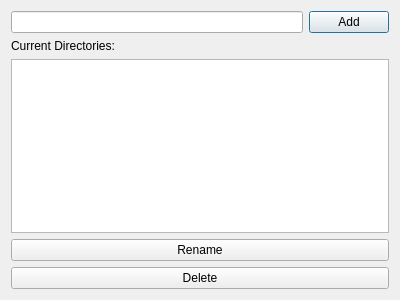
First picture: the form in dictionaries.ui, repository Luis-Licea/NoteSpisok, before the edit.
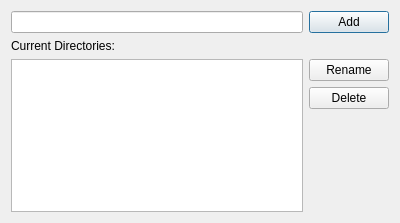
Second picture: the form after the edit.

Commit message:
Add functionality to add dictionaries
The Dictionaries dialog window now has a button that allows the program
to add dictionaries. Before this, it was necessary to go to the
resources folder and to add dictionaries manually as dictionaries are
simply folders.

*Add button for adding dictionaries
*Update view to include new dictionaries

```diff
--- a/dictionaries.ui
+++ b/dictionaries.ui
@@ -7,14 +7,12 @@
     <x>0</x>
     <y>0</y>
     <width>400</width>
-    <height>300</height>
+    <height>223</height>
    </rect>
   </property>
   <property name="windowTitle">
    <string>Dialog</string>
   </property>
-  <layout class="QVBoxLayout" name="verticalLayout_3">
-   <item>
     <layout class="QVBoxLayout" name="verticalLayout_2">
      <item>
       <layout class="QHBoxLayout" name="horizontalLayout">
@@ -38,10 +36,10 @@
       </widget>
      </item>
      <item>
+    <layout class="QHBoxLayout" name="horizontalLayout_2">
+     <item>
       <widget class="QListWidget" name="listWidget"/>
      </item>
-    </layout>
-   </item>
    <item>
     <layout class="QVBoxLayout" name="verticalLayout">
      <item>
@@ -57,6 +55,21 @@
         <string>Delete</string>
        </property>
       </widget>
+       </item>
+       <item>
+        <spacer name="verticalSpacer">
+         <property name="orientation">
+          <enum>Qt::Vertical</enum>
+         </property>
+         <property name="sizeHint" stdset="0">
+          <size>
+           <width>20</width>
+           <height>40</height>
+          </size>
+         </property>
+        </spacer>
+       </item>
+      </layout>
      </item>
     </layout>
    </item>
```
Lines whose indentation alone changed are shown as unchanged. The commit also changes 9 other files.
